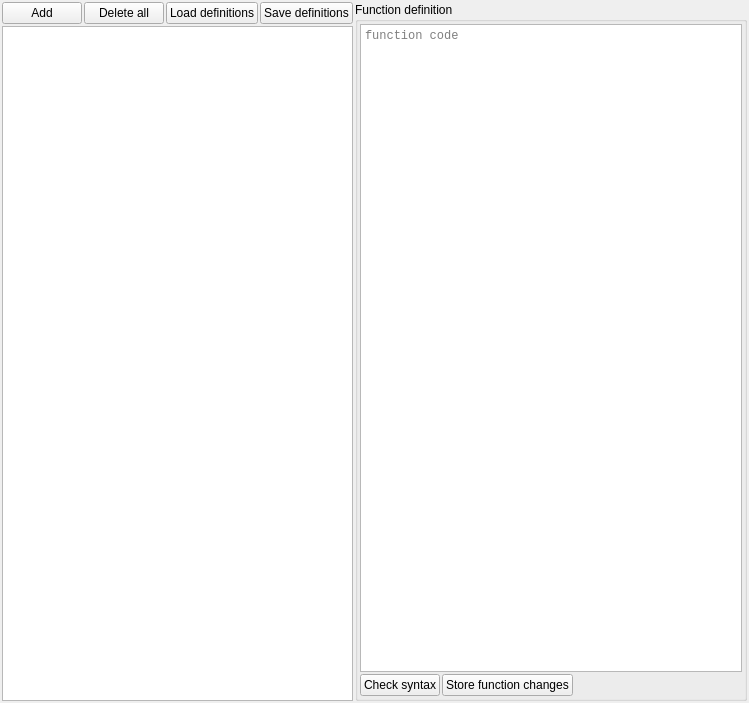
Old version of the form src/asammdf/gui/ui/functions_manager.ui in the repository danielhrisca/asammdf.
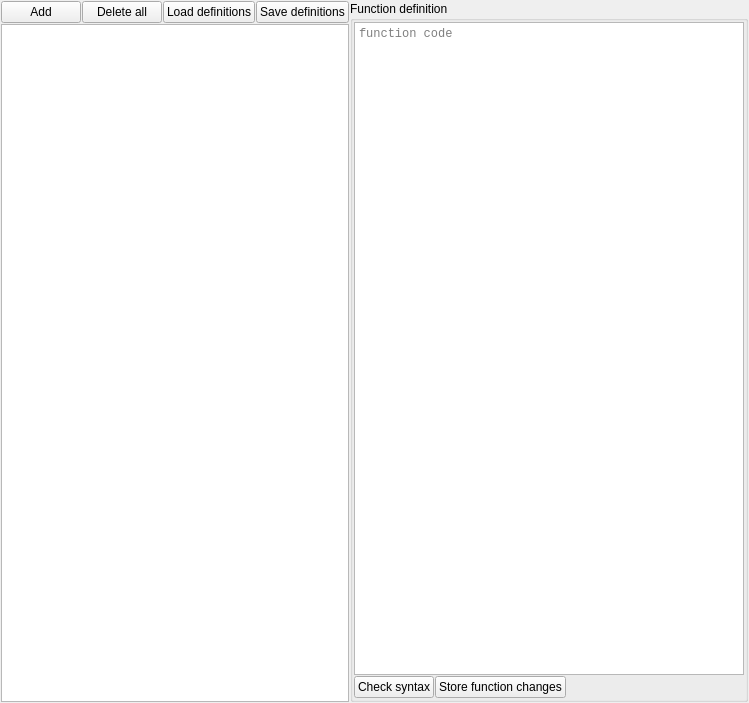
New version of the form. Icons and pictures are not drawn. Custom widgets are drawn as their Qt base class.

What changed in the file:
```diff
--- a/src/asammdf/gui/ui/functions_manager.ui
+++ b/src/asammdf/gui/ui/functions_manager.ui
@@ -15,24 +15,24 @@
   </property>
   <layout class="QGridLayout" name="gridLayout_2" columnstretch="1,2">
    <property name="leftMargin">
-  <number>2</number>
+  <number>1</number>
 </property>
    <property name="topMargin">
-  <number>2</number>
+  <number>1</number>
 </property>
    <property name="rightMargin">
-  <number>2</number>
+  <number>1</number>
 </property>
    <property name="bottomMargin">
-  <number>2</number>
+  <number>1</number>
 </property>
    <property name="spacing">
-  <number>2</number>
+  <number>1</number>
 </property>
    <item row="0" column="0">
     <layout class="QHBoxLayout" name="horizontalLayout_2">
      <property name="spacing">
-  <number>2</number>
+  <number>1</number>
 </property>
      <item>
       <widget class="QPushButton" name="add_btn">
@@ -127,24 +127,24 @@
      </property>
      <layout class="QGridLayout" name="gridLayout" rowstretch="1,0">
       <property name="leftMargin">
-  <number>2</number>
+  <number>1</number>
 </property>
       <property name="topMargin">
-  <number>2</number>
+  <number>1</number>
 </property>
       <property name="rightMargin">
-  <number>2</number>
+  <number>1</number>
 </property>
       <property name="bottomMargin">
-  <number>2</number>
+  <number>1</number>
 </property>
       <property name="spacing">
-  <number>2</number>
+  <number>1</number>
 </property>
       <item row="1" column="0" colspan="2">
        <layout class="QHBoxLayout" name="horizontalLayout_3">
         <property name="spacing">
-  <number>2</number>
+  <number>1</number>
 </property>
         <item>
          <widget class="QPushButton" name="check_syntax_btn">
```
